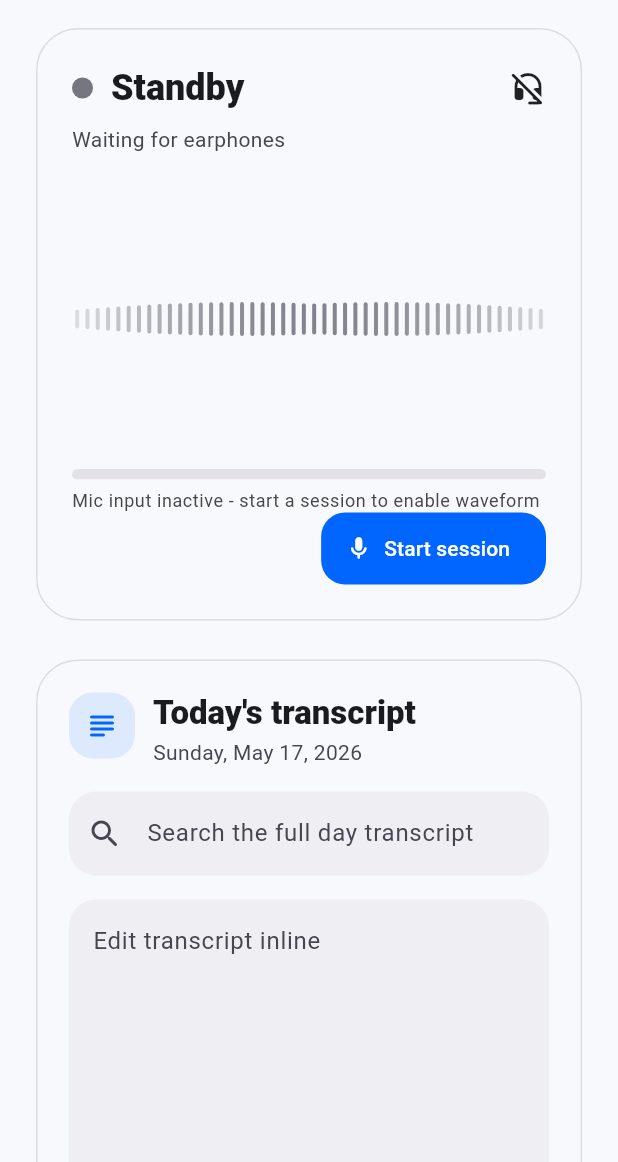
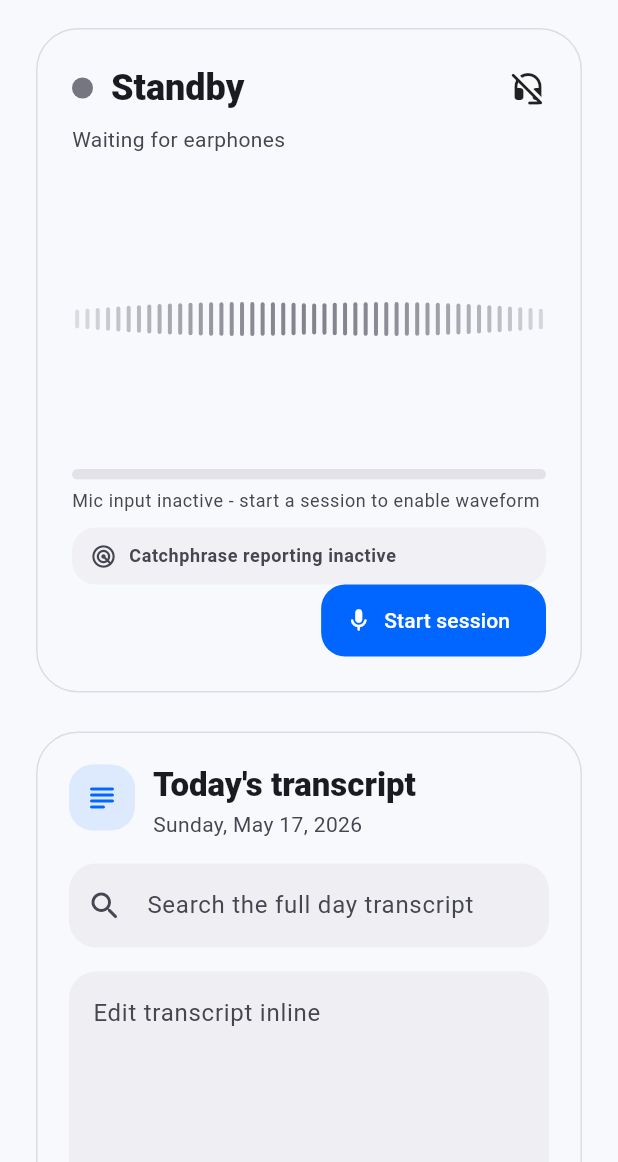
Before and after one commit to praveenasok1/cue, a Flutter app: the screen it shows after launch, on a phone screen of 412 x 824 dp, the part 74-1236 px from its top. Run offline on Flutter 3.47's test engine with Material 3 defaults, Android fonts, the phone set to English and light mode, and no system bars; our stand-ins replace drift, drift_flutter, flutter_riverpod, geolocator, shared_preferences, speech_to_text; missing offline and left inert: audio_session, flutter_foreground_task, record; accounts and stored records are empty.

Commit message:
Activate live catchphrase reporting
Co-authored-by: praveenasok1 <praveenasok1@users.noreply.github.com>

```diff
--- a/lib/src/data/models.dart
+++ b/lib/src/data/models.dart
@@ -122,6 +122,9 @@ class RecordingStatus {
     this.session,
     this.amplitude = 0,
     this.liveTranscript = '',
+    this.catchphraseDetectionActive = false,
+    this.catchphraseReportCount = 0,
+    this.lastCatchphraseLabel,
     this.statusMessage = 'Waiting for earphones',
   });
 
@@ -132,6 +135,9 @@ class RecordingStatus {
   final RecordingSession? session;
   final double amplitude;
   final String liveTranscript;
+  final bool catchphraseDetectionActive;
+  final int catchphraseReportCount;
+  final String? lastCatchphraseLabel;
   final String statusMessage;
 
   RecordingStatus copyWith({
@@ -143,6 +149,10 @@ class RecordingStatus {
     bool clearSession = false,
     double? amplitude,
     String? liveTranscript,
+    bool? catchphraseDetectionActive,
+    int? catchphraseReportCount,
+    String? lastCatchphraseLabel,
+    bool clearLastCatchphraseLabel = false,
     String? statusMessage,
   }) {
     return RecordingStatus(
@@ -153,6 +163,13 @@ class RecordingStatus {
       session: clearSession ? null : session ?? this.session,
       amplitude: amplitude ?? this.amplitude,
       liveTranscript: liveTranscript ?? this.liveTranscript,
+      catchphraseDetectionActive:
+          catchphraseDetectionActive ?? this.catchphraseDetectionActive,
+      catchphraseReportCount:
+          catchphraseReportCount ?? this.catchphraseReportCount,
+      lastCatchphraseLabel: clearLastCatchphraseLabel
+          ? null
+          : lastCatchphraseLabel ?? this.lastCatchphraseLabel,
       statusMessage: statusMessage ?? this.statusMessage,
     );
   }
--- a/lib/src/features/home/home_screen.dart
+++ b/lib/src/features/home/home_screen.dart
@@ -162,6 +162,8 @@ class _RecordingHero extends ConsumerWidget {
               active: status.isRecording && !status.isPaused,
               paused: status.isPaused,
             ),
+            const SizedBox(height: 10),
+            _CatchphraseDetectionStatus(status: status),
             if (status.isRecording) ...[
               const SizedBox(height: 14),
               AnimatedSwitcher(
@@ -262,6 +264,55 @@ class _InputLevelMeter extends StatelessWidget {
           ),
         ),
       ],
+    );
+  }
+}
+
+class _CatchphraseDetectionStatus extends StatelessWidget {
+  const _CatchphraseDetectionStatus({required this.status});
+
+  final RecordingStatus status;
+
+  @override
+  Widget build(BuildContext context) {
+    final active = status.catchphraseDetectionActive && !status.isPaused;
+    final colors = Theme.of(context).colorScheme;
+    final label = status.lastCatchphraseLabel;
+
+    return Container(
+      width: double.infinity,
+      padding: const EdgeInsets.symmetric(horizontal: 12, vertical: 10),
+      decoration: BoxDecoration(
+        color: active
+            ? CueColors.positive.withValues(alpha: 0.10)
+            : colors.surfaceContainerHighest.withValues(alpha: 0.38),
+        borderRadius: BorderRadius.circular(16),
+      ),
+      child: Row(
+        children: [
+          Icon(
+            active ? Icons.radar_rounded : Icons.radar_outlined,
+            color: active ? CueColors.positive : colors.onSurfaceVariant,
+            size: 18,
+          ),
+          const SizedBox(width: 8),
+          Expanded(
+            child: Text(
+              !status.isRecording
+                  ? 'Catchphrase reporting inactive'
+                  : active
+                  ? label == null
+                        ? 'Catchphrase reporting active'
+                        : 'Reported "$label" (${status.catchphraseReportCount})'
+                  : 'Catchphrase reporting paused',
+              style: Theme.of(context).textTheme.bodySmall?.copyWith(
+                color: active ? CueColors.positive : colors.onSurfaceVariant,
+                fontWeight: FontWeight.w700,
+              ),
+            ),
+          ),
+        ],
+      ),
     );
   }
 }
```
Also changed, not shown: lib/src/providers.dart (+44 -8 lines).
